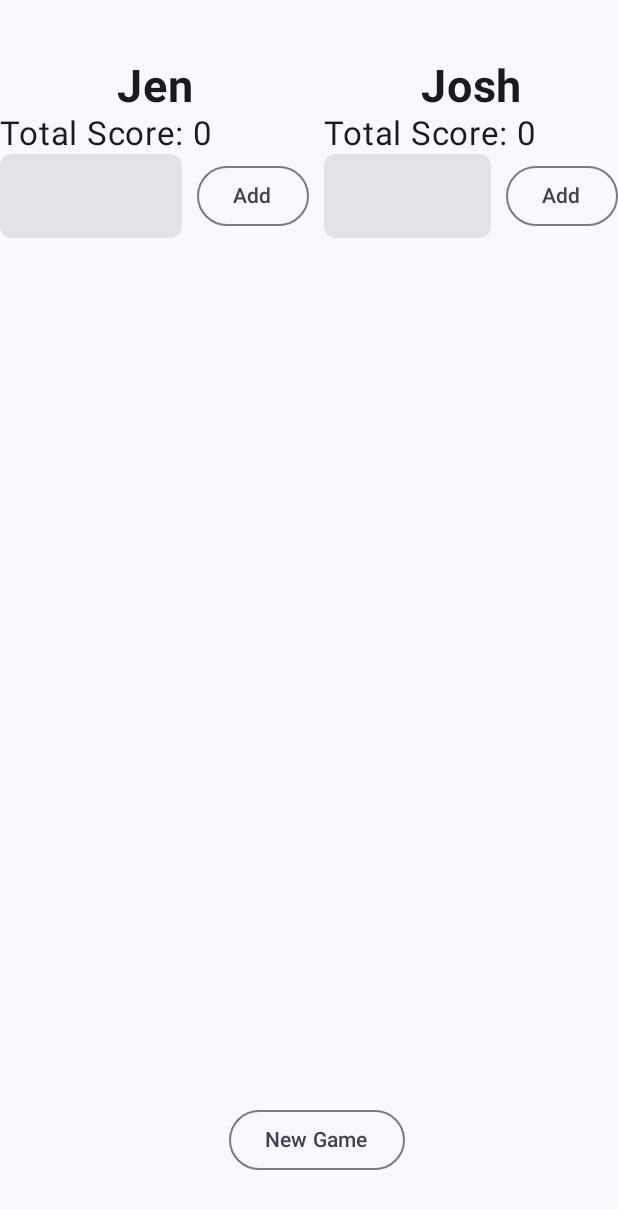
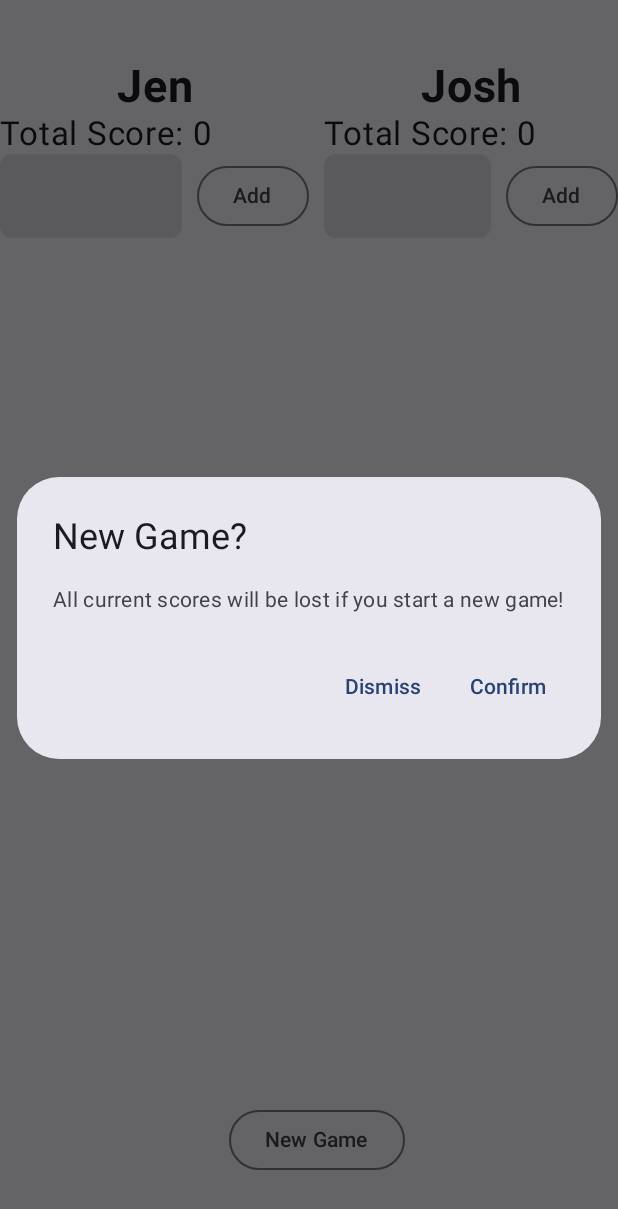
Before and after one commit to hawjo01/GameScore, an Android app built with Jetpack Compose: the screen it shows after launch (MainActivity), after a tap on "New Game", on a phone screen of 412 x 824 dp. Shown: the top 1209 px of the screen. Run offline under Robolectric (Android 15) with nearby library versions, the phone set to English and light mode, and no system bars.

Commit message:
Add "Confirm New Game" dialog Prevents the accidental deletion of data.

```diff
--- a/app/src/main/AndroidManifest.xml
+++ b/app/src/main/AndroidManifest.xml
@@ -16,7 +16,9 @@
             android:name=".MainActivity"
             android:exported="true"
             android:label="@string/app_name"
-            android:theme="@style/Theme.CardScore">
+            android:theme="@style/Theme.CardScore"
+            android:configChanges="orientation"
+            android:screenOrientation="portrait">
             <intent-filter>
                 <action android:name="android.intent.action.MAIN" />
 
--- a/app/src/main/java/net/hawkins/cardscore/MainActivity.kt
+++ b/app/src/main/java/net/hawkins/cardscore/MainActivity.kt
@@ -14,9 +14,11 @@ import androidx.compose.foundation.layout.padding
 import androidx.compose.foundation.shape.RoundedCornerShape
 import androidx.compose.foundation.text.KeyboardActions
 import androidx.compose.foundation.text.KeyboardOptions
+import androidx.compose.material3.AlertDialog
 import androidx.compose.material3.OutlinedButton
 import androidx.compose.material3.Scaffold
 import androidx.compose.material3.Text
+import androidx.compose.material3.TextButton
 import androidx.compose.material3.TextField
 import androidx.compose.material3.TextFieldDefaults
 import androidx.compose.runtime.Composable
@@ -95,11 +97,22 @@ fun CardScore(modifier: Modifier = Modifier) {
 
 @Composable
 fun NewGame(players: List<Player>) {
+    val showConfirm = remember {mutableStateOf(false)}
+    if (showConfirm.value) {
+        ConfirmNewGame(
+            onDismissRequest = { showConfirm.value = false},
+            onConfirmation = {
+                for (player in players) {
+                    player.resetScores()
+                }
+                showConfirm.value = false
+            }
+        )
+    }
+
     OutlinedButton(
         onClick = {
-            for (player in players) {
-                player.resetScores()
-            }
+            showConfirm.value = true
         },
         modifier = Modifier.padding(start = 10.dp)
     ) {
@@ -213,6 +226,42 @@ fun Player(player: Player, index: Int, modifier: Modifier = Modifier) {
     }
 }
 
+
+@Composable
+fun ConfirmNewGame(
+    onDismissRequest: () -> Unit,
+    onConfirmation: () -> Unit
+) {
+    AlertDialog(
+        title = {
+            Text(text = "New Game?")
+        },
+        text = {
+            Text(text = "All current scores will be lost if you start a new game!")
+        },
+        onDismissRequest = {
+            onDismissRequest()
+        },
+        confirmButton = {
+            TextButton(
+                onClick = {
+                    onConfirmation()
+                }
+            ) {
+                Text("Confirm")
+            }
+        },
+        dismissButton = {
+            TextButton(
+                onClick = {
+                    onDismissRequest()
+                }
+            ) {
+                Text("Dismiss")
+            }
+        }
+    )
+}
 @Preview(showBackground = true)
 @Composable
 fun CardScorePreview() {
```
